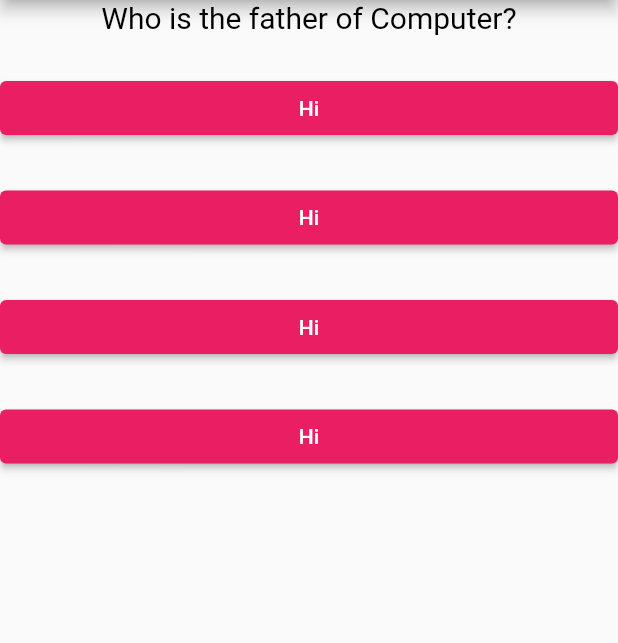
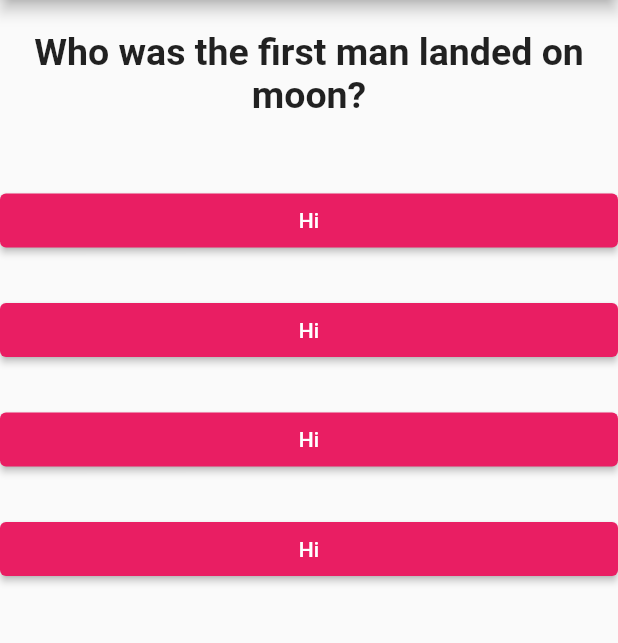
Before and after one commit to thetechgirlgita/Flutter_Quiz_Game, a Flutter app: the screen it shows after launch, after a tap on "Hi", on a phone screen of 412 x 824 dp, the part 84-727 px from its top. Run offline on Flutter 3.47's test engine with Material 2 defaults, Android fonts, the phone set to English and light mode, and no system bars.

Commit message:
Adding question.dart in file

```diff
--- a/lib/main.dart
+++ b/lib/main.dart
@@ -1,5 +1,6 @@
 // ignore_for_file: avoid_print, camel_case_types
 
+import 'package:assignment1/question.dart';
 import 'package:flutter/material.dart';
 
 void main() {
@@ -23,6 +24,17 @@ class assignment1 extends StatefulWidget {
 }
 
 class _assignment1State extends State<assignment1> {
+
+  var _questionIndex = 0;
+  void _answerQuestion (){
+    setState(() {
+
+      _questionIndex = _questionIndex + 1;
+    });
+
+    print(_questionIndex);
+
+   }
   @override
   Widget build(BuildContext context) {
     var questions = [
@@ -32,11 +44,7 @@ class _assignment1State extends State<assignment1> {
       "Flutter is developed by which company?",
     ];
 
-    var questionIn = 0;
-    int questionIndexs() {
-      questionIn = questionIn + 1;
-      return questionIn;
-    }
+
 
     return Scaffold(
         appBar: AppBar(
@@ -47,10 +55,8 @@ class _assignment1State extends State<assignment1> {
           mainAxisAlignment: MainAxisAlignment.start,
           crossAxisAlignment: CrossAxisAlignment.stretch,
           children: [
-            Text(
-              questions.first,
-              style: const TextStyle(fontSize: 20, color: Colors.black),
-              textAlign: TextAlign.center,
+            Questions(
+              questions[_questionIndex]
             ),
 
             //    ----------------------------------------------------------------------//
@@ -59,7 +65,7 @@ class _assignment1State extends State<assignment1> {
                 child: ElevatedButton(
                   style: ElevatedButton.styleFrom(primary: Colors.pink),
                   onPressed: () {
-                    print("Clicked");
+                    _answerQuestion();
                   },
                   child: const Text("Hi"),
                 )),
@@ -69,7 +75,7 @@ class _assignment1State extends State<assignment1> {
                 ElevatedButton(
                   style: ElevatedButton.styleFrom(primary: Colors.pink),
                   onPressed: () {
-                    print("Clicked");
+                    _answerQuestion();
                   },
                   child: const Text("Hi"),
                 )),
@@ -81,7 +87,7 @@ class _assignment1State extends State<assignment1> {
 
                   onPressed: () {
                     // ignore: avoid_print
-                    print("Clicked");
+                    _answerQuestion();
                   },
                   child: const Text("Hi"),
                 )),
@@ -92,7 +98,7 @@ class _assignment1State extends State<assignment1> {
                   style: ElevatedButton.styleFrom(primary: Colors.pink),
                   onPressed: () {
                     // ignore: avoid_print
-                    print("Clicked");
+                    _answerQuestion;
                   },
                   child: const Text("Hi"),
                 )),
--- /dev/null
+++ b/lib/question.dart
@@ -0,0 +1,22 @@
+import 'package:flutter/material.dart';
+
+class Questions extends StatelessWidget {
+  final String QuestionText;
+
+Questions(this.QuestionText);
+  @override
+  Widget build(BuildContext context) {
+    return Container(
+      width: double.infinity,
+      margin: EdgeInsets.all(20),
+      child:
+      Text(QuestionText,
+        style: TextStyle(
+          fontWeight: FontWeight.bold,
+          fontSize: 25,
+        ),
+        textAlign: TextAlign.center,
+      )
+    );
+  }
+}
```
Also changed, not shown: 1 other file.
